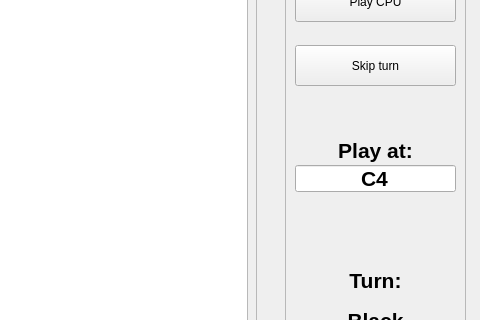
This is graphics/rowindow.ui in GaAlf/ro as Qt 5 draws it before an edit; both pictures show x 224 to 704 and y 122 to 442 of the 704 by 612 pixel window. The edited form follows.
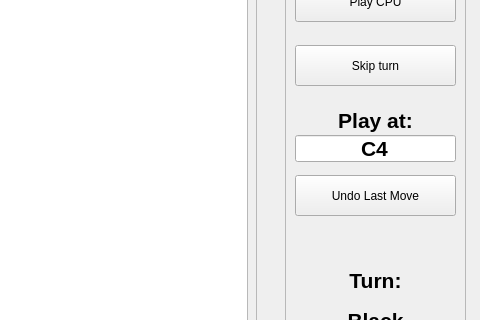
This is the edited form.

Commit message: Added the feature, undo the last move button.

What changed in the file:
```diff
--- a/graphics/rowindow.ui
+++ b/graphics/rowindow.ui
@@ -374,7 +374,7 @@
      <property name="geometry">
       <rect>
        <x>10</x>
-       <y>260</y>
+       <y>230</y>
        <width>161</width>
        <height>27</height>
       </rect>
@@ -409,7 +409,7 @@
      <property name="geometry">
       <rect>
        <x>10</x>
-       <y>230</y>
+       <y>200</y>
        <width>161</width>
        <height>31</height>
       </rect>
@@ -428,6 +428,19 @@
       <set>Qt::AlignCenter</set>
      </property>
     </widget>
+    <widget class="QPushButton" name="undoLastMoveButton">
+     <property name="geometry">
+      <rect>
+       <x>10</x>
+       <y>270</y>
+       <width>161</width>
+       <height>41</height>
+      </rect>
+     </property>
+     <property name="text">
+      <string>Undo Last Move</string>
+     </property>
+    </widget>
    </widget>
   </widget>
   <widget class="QMenuBar" name="menuBar">
```
The commit also changes 2 other files.
